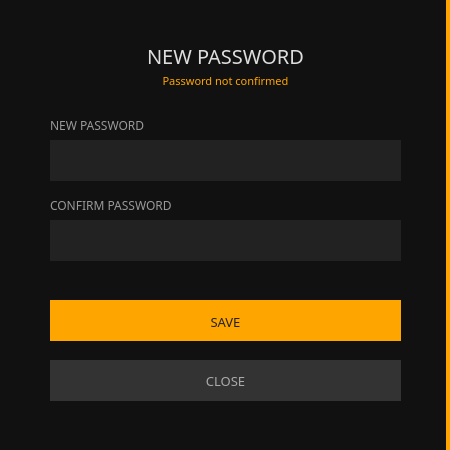
Before: the Qt Designer form src/gui/ui/newpassworddialog.ui in ConcealNetwork/conceal-desktop, drawn with Qt 5.
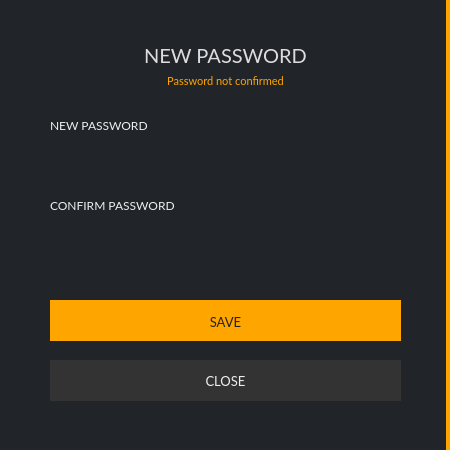
After: the same form once the commit is applied.

```diff
--- a/src/gui/ui/newpassworddialog.ui
+++ b/src/gui/ui/newpassworddialog.ui
@@ -20,7 +20,7 @@
    <string>Enter password</string>
   </property>
   <property name="styleSheet">
-   <string notr="true">background-color: #111; color: #aaa;
+   <string notr="true">background-color: #212529; color: #eee;
 border: 0px;</string>
   </property>
   <layout class="QGridLayout" name="gridLayout">
@@ -39,7 +39,7 @@
    <item row="0" column="0" colspan="2">
     <widget class="QGroupBox" name="groupBox">
      <property name="styleSheet">
-      <string notr="true">background-color: #111; border-right: 4px solid orange;</string>
+      <string notr="true">background-color: #212529; border-right: 4px solid orange;</string>
      </property>
      <property name="title">
       <string/>
@@ -55,7 +55,7 @@
       </property>
       <property name="font">
        <font>
-        <family>Poppins</family>
+        <family>Lato</family>
         <pointsize>15</pointsize>
        </font>
       </property>
@@ -93,12 +93,12 @@
       </property>
       <property name="font">
        <font>
-        <family>Poppins</family>
+        <family>Lato</family>
         <pointsize>9</pointsize>
        </font>
       </property>
       <property name="styleSheet">
-       <string notr="true">color: #999;
+       <string notr="true">color: #eee;
 border-right: 0px;</string>
       </property>
       <property name="text">
@@ -128,12 +128,12 @@
       </property>
       <property name="font">
        <font>
-        <family>Poppins</family>
+        <family>Lato</family>
         <pointsize>9</pointsize>
        </font>
       </property>
       <property name="styleSheet">
-       <string notr="true">background-color: #222;
+       <string notr="true">background-color: #212529;
 border-right: 0px;
 color: #e5e5e5;
 padding: 5px;</string>
@@ -165,12 +165,12 @@
       </property>
       <property name="font">
        <font>
-        <family>Poppins</family>
+        <family>Lato</family>
         <pointsize>9</pointsize>
        </font>
       </property>
       <property name="styleSheet">
-       <string notr="true">color: #999;
+       <string notr="true">color: #eee;
 border-right: 0px;</string>
       </property>
       <property name="text">
@@ -194,12 +194,12 @@
       </property>
       <property name="font">
        <font>
-        <family>Poppins</family>
+        <family>Lato</family>
         <pointsize>9</pointsize>
        </font>
       </property>
       <property name="styleSheet">
-       <string notr="true">background-color: #222;
+       <string notr="true">background-color: #212529;
 border-right: 0px;
 color: #e5e5e5;
 padding: 5px;</string>
@@ -219,7 +219,7 @@
       </property>
       <property name="font">
        <font>
-        <family>Poppins</family>
+        <family>Lato</family>
         <pointsize>-1</pointsize>
         <weight>50</weight>
         <italic>false</italic>
@@ -227,7 +227,7 @@
        </font>
       </property>
       <property name="styleSheet">
-       <string notr="true">color: orange; font: 11px; font-family: Poppins; border-right: 0px;</string>
+       <string notr="true">color: orange; font: 11px; font-family: Lato; border-right: 0px;</string>
       </property>
       <property name="text">
        <string>Password not confirmed</string>
@@ -256,7 +256,7 @@
       </property>
       <property name="font">
        <font>
-        <family>Poppins</family>
+        <family>Lato</family>
         <pointsize>10</pointsize>
        </font>
       </property>
@@ -288,12 +288,12 @@
       </property>
       <property name="font">
        <font>
-        <family>Poppins</family>
+        <family>Lato</family>
         <pointsize>10</pointsize>
        </font>
       </property>
       <property name="styleSheet">
-       <string notr="true">color: #aaa; background-color: #333; 
+       <string notr="true">color: #eee; background-color: #333; 
 border-right: 0px;</string>
       </property>
       <property name="text">
```
